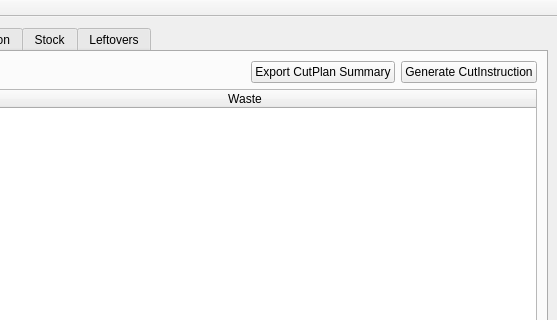
Above: view/MainWindow.ui from horvathzoltan/cutplannerpro before the change; both pictures show x 467 to 1024 and y 0 to 320 of the 1024 by 666 pixel window. Below: the same form after it.
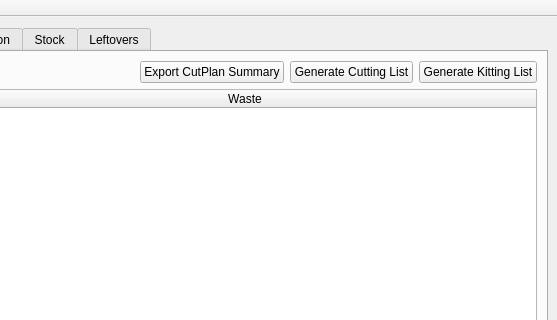
That is the form after the change. The open tabs and pages were chosen to show the change.

Commit message: kitting modul, kitting list

```diff
--- a/view/MainWindow.ui
+++ b/view/MainWindow.ui
@@ -336,7 +336,14 @@
             <item>
              <widget class="QPushButton" name="btn_GenerateCutInstruction">
               <property name="text">
-               <string>Generate CutInstruction</string>
+               <string>Generate Cutting List</string>
+              </property>
+             </widget>
+            </item>
+            <item>
+             <widget class="QPushButton" name="btn_GenerateKittingInstruction">
+              <property name="text">
+               <string>Generate Kitting List</string>
               </property>
              </widget>
             </item>
```
The commit also changes 28 other files.
